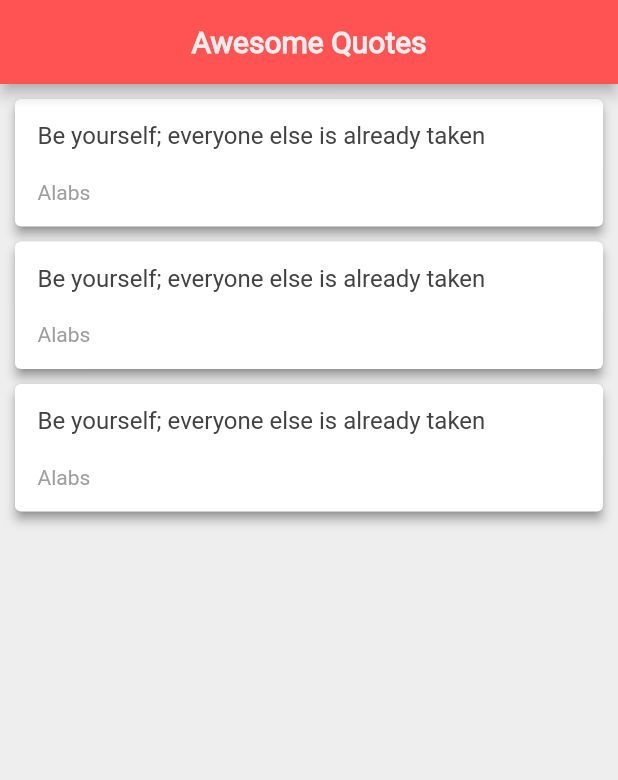
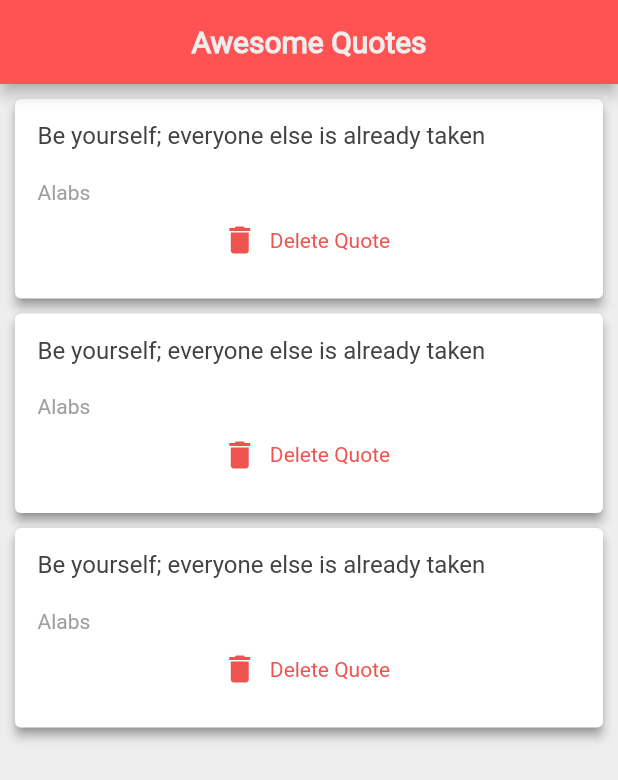
Before and after one commit to Alabs02/My-Journey-in-Flutter-alabs, a Flutter app: the screen it shows after launch, on a phone screen of 412 x 824 dp. Shown: the top 780 px of the screen. Run offline on Flutter 3.47's test engine with Material 2 defaults, Android fonts, the phone set to English and light mode, and no system bars.

Commit message:
Added remove method

```diff
--- a/lib/main.dart
+++ b/lib/main.dart
@@ -4,7 +4,6 @@ import './partials/quoteCard.dart';
 
 void main() => runApp(MaterialApp(
       home: QuoteScreen(),
-      // debugShowMaterialGrid: true,
       debugShowCheckedModeBanner: false,
     ));
 
@@ -40,7 +39,6 @@ class QuoteList extends StatefulWidget {
 }
 
 class _QuoteListState extends State<QuoteList> {
-
   List<Quote> quotes = [
     Quote(
         content: 'Be yourself; everyone else is already taken',
@@ -56,7 +54,15 @@ class _QuoteListState extends State<QuoteList> {
   @override
   Widget build(BuildContext context) {
     return Column(
-        children: quotes.map((quote) => QuoteCard(quote: quote)).toList(),
+      children: quotes
+          .map((quote) => QuoteCard(
+              quote: quote,
+              delete: () {
+                setState(() {
+                  quotes.remove(quote);
+                });
+              }))
+          .toList(),
     );
   }
 }
--- a/lib/partials/quoteCard.dart
+++ b/lib/partials/quoteCard.dart
@@ -4,7 +4,8 @@ import './lists.dart';
 class QuoteCard extends StatelessWidget {
 
   final Quote quote;
-  QuoteCard({ this.quote });
+  final Function delete;
+  QuoteCard({ this.quote, this.delete });
 
   @override
   Widget build(BuildContext context) {
@@ -14,6 +15,7 @@ class QuoteCard extends StatelessWidget {
       shadowColor: Colors.grey[700],
       child: Padding(
         padding: EdgeInsets.all(15.0),
+        child: Expanded(
           child: Column(
             crossAxisAlignment: CrossAxisAlignment.stretch,
             children: [
@@ -28,7 +30,22 @@ class QuoteCard extends StatelessWidget {
                 quote.author,
                 style: TextStyle(fontSize: 14.0, color: Colors.grey[500]),
               ),
+
+              FlatButton.icon(
+                onPressed: delete,
+                label: Text(
+                  'Delete Quote',
+                  style: TextStyle(
+                    color: Colors.red[400]
+                  ),
+                ),
+                icon: Icon(
+                  Icons.delete,
+                  color: Colors.red[400]
+                ),
+              )
             ],
+          ),
         ),
       ),
     );
```
Lines whose indentation alone changed are shown as unchanged.
